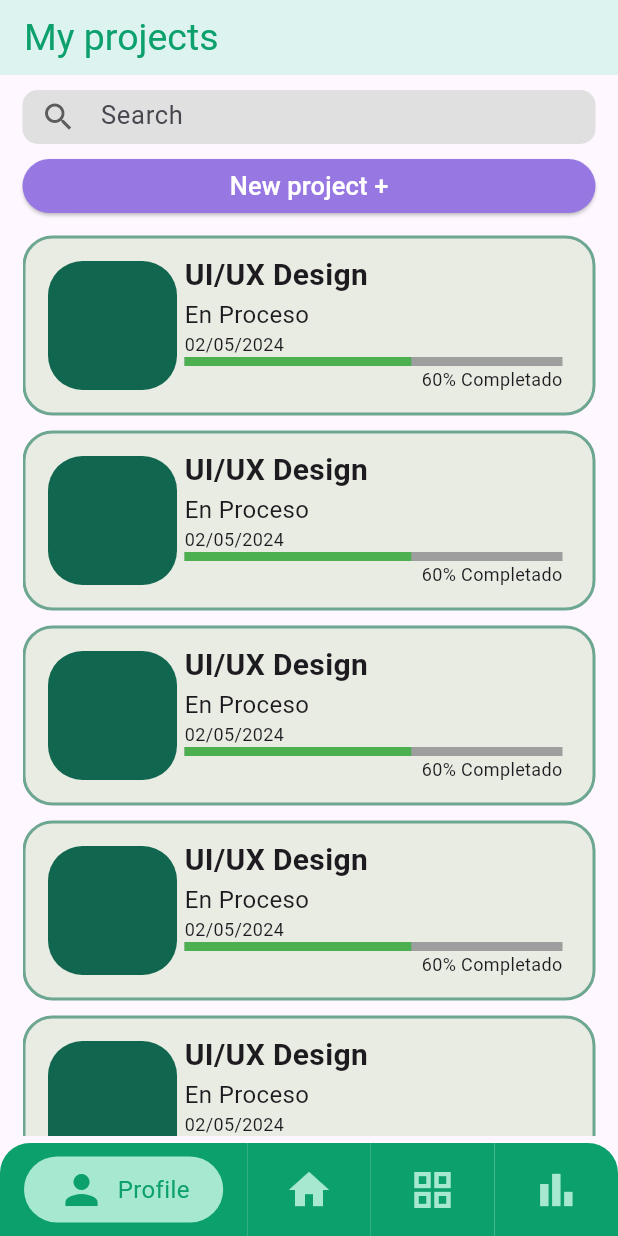
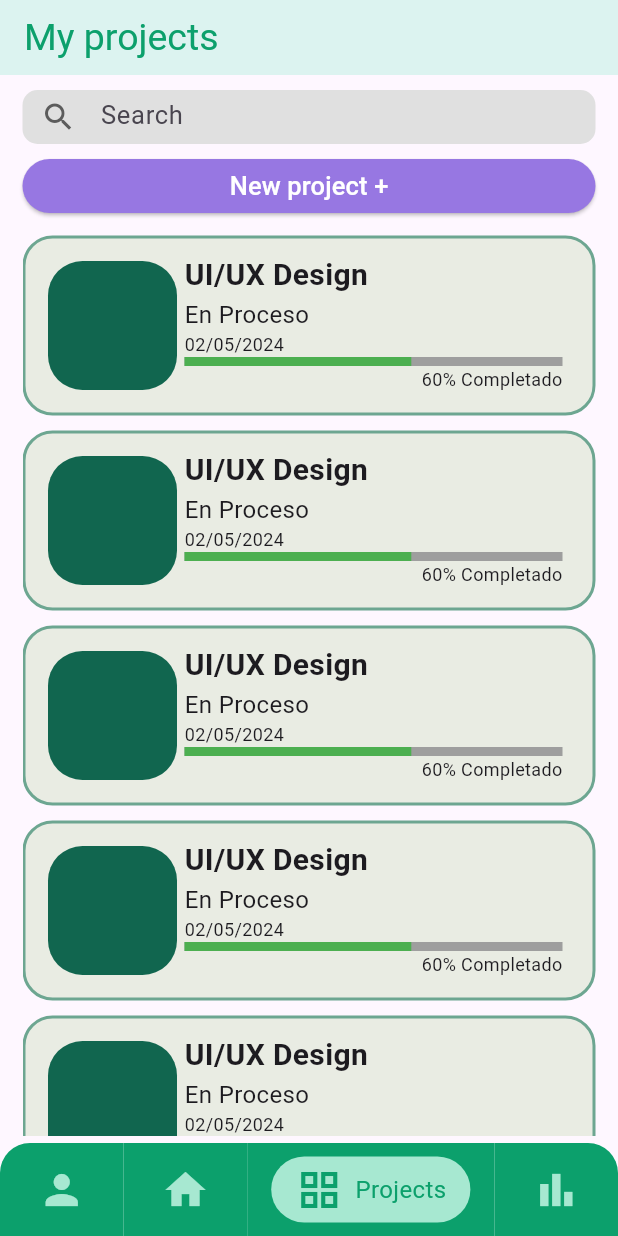
Before and after one commit to salo368/Mobile-Project-Final, a Flutter app: the screen it shows after launch, on a phone screen of 412 x 824 dp. Run offline on Flutter 3.47's test engine with Material 3 defaults, Android fonts, the phone set to English and light mode, and no system bars; our stand-ins replace get.

Commit message:
Projects Resume

```diff
--- a/lib/ui/projects/projects_page.dart
+++ b/lib/ui/projects/projects_page.dart
@@ -93,7 +93,7 @@ class _ProjectsPageState extends State<ProjectsPage> {
           ],
         ),
       ),
-      bottomNavigationBar: const BottomNavigation(barState:0),
+      bottomNavigationBar: const BottomNavigation(barState:2),
     );
   }
 }
--- a/lib/ui/projects/projects_resume.dart
+++ b/lib/ui/projects/projects_resume.dart
@@ -46,7 +46,6 @@ class _ProjectResumeState extends State<ProjectResume> {
                         fontWeight: FontWeight.bold,
                       ),
                     ),
-                    // Espacio entre el título y el subtítulo
                     Text(
                       "En Proceso",
                       style: TextStyle(
@@ -54,7 +53,6 @@ class _ProjectResumeState extends State<ProjectResume> {
                         fontWeight: FontWeight.normal,
                       ),
                     ),
-                    // Espacio entre el subtítulo y la fecha
                     Text(
                       "02/05/2024",
                       style: TextStyle(
@@ -62,7 +60,6 @@ class _ProjectResumeState extends State<ProjectResume> {
                         fontWeight: FontWeight.normal,
                       ),
                     ),
-                    // Espacio entre la fecha y la barra de carga
                     LinearProgressIndicator(
                       value: 0.6, // Valor de la barra de carga (0.0 - 1.0)
                       backgroundColor: Colors.grey,
```
